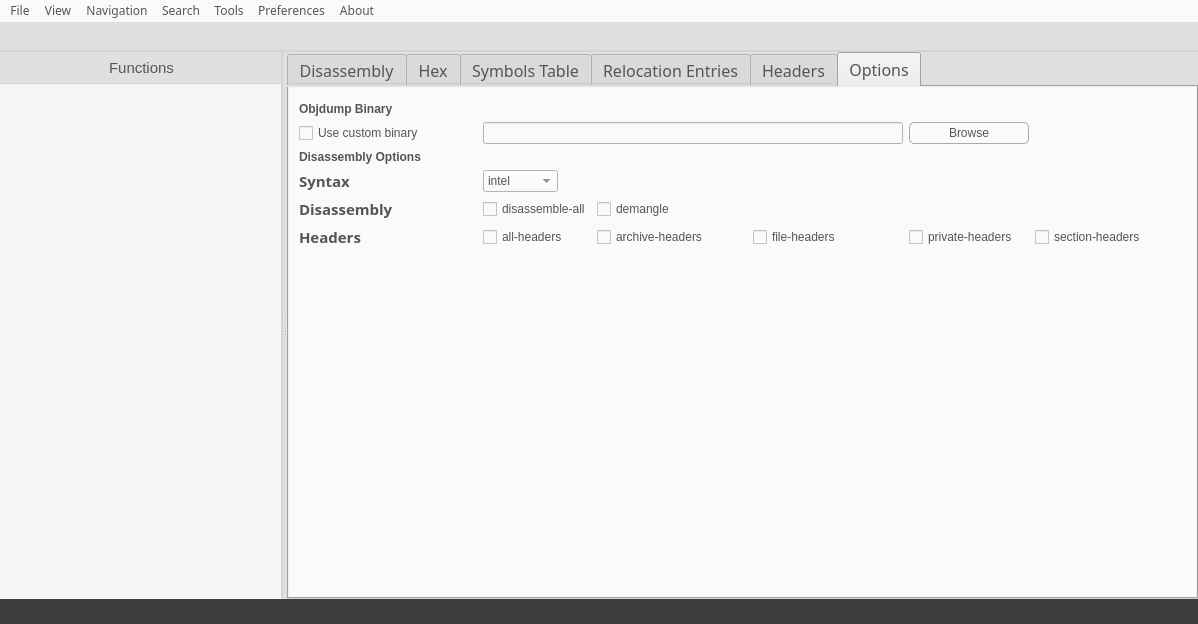
First picture: the form in src/mainwindow.ui, repository jubal-R/ObjGui, before the edit.
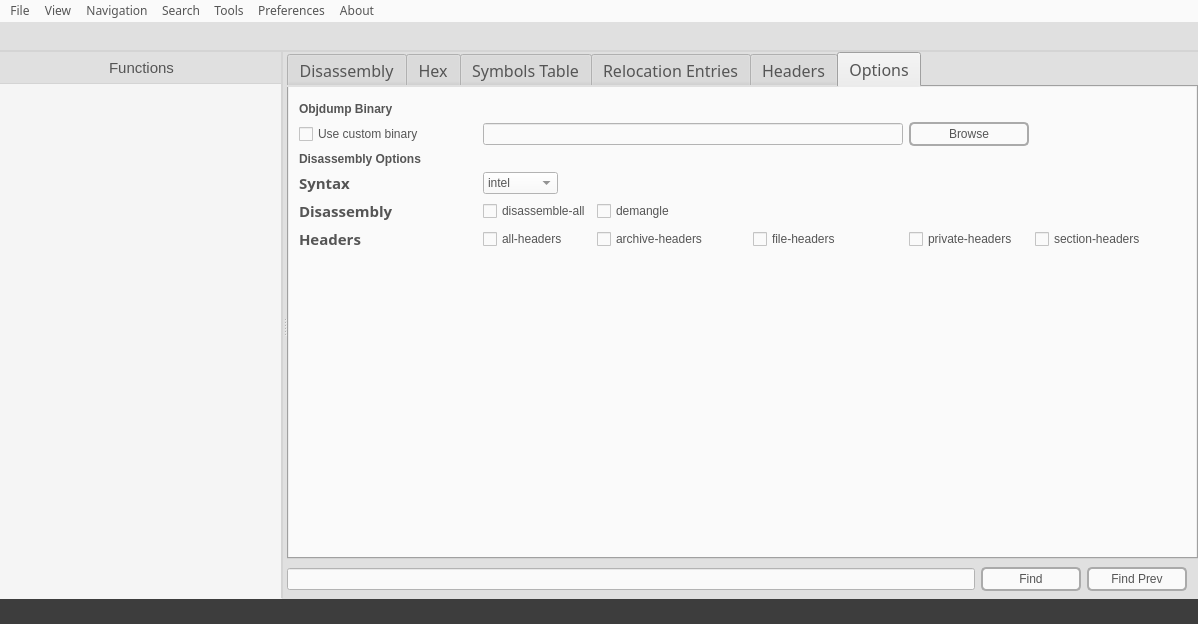
Second picture: the form after the edit. The open tabs and pages were chosen to show the change. Icons and pictures are not drawn.

Commit message: added searchbar and implemented find/find prev

```diff
--- a/src/mainwindow.ui
+++ b/src/mainwindow.ui
@@ -131,7 +131,7 @@
       <property name="styleSheet">
        <string notr="true">background-color: #E0E0E0;</string>
       </property>
-      <layout class="QHBoxLayout" name="horizontalLayout">
+      <layout class="QVBoxLayout" name="verticalLayout_9">
        <property name="leftMargin">
         <number>0</number>
        </property>
@@ -259,6 +259,24 @@
            </item>
           </layout>
          </widget>
+         <widget class="QWidget" name="viewWidget" native="true">
+          <layout class="QVBoxLayout" name="verticalLayout_7">
+           <property name="spacing">
+            <number>0</number>
+           </property>
+           <property name="leftMargin">
+            <number>0</number>
+           </property>
+           <property name="topMargin">
+            <number>0</number>
+           </property>
+           <property name="rightMargin">
+            <number>0</number>
+           </property>
+           <property name="bottomMargin">
+            <number>0</number>
+           </property>
+           <item>
          <widget class="QTabWidget" name="tabWidget">
           <property name="sizePolicy">
            <sizepolicy hsizetype="Expanding" vsizetype="Expanding">
@@ -266,6 +284,12 @@
             <verstretch>0</verstretch>
            </sizepolicy>
           </property>
+             <property name="maximumSize">
+              <size>
+               <width>16777215</width>
+               <height>16777215</height>
+              </size>
+             </property>
           <property name="font">
            <font>
             <family>Noto Sans</family>
@@ -991,7 +1015,7 @@
               </property>
               <property name="styleSheet">
                <string notr="true">border-style: solid;
-border-width: 1px;
+border-width: 2px;
 border-radius: 5px;
 border-color: rgb(170, 170, 170);
 padding: 3px;</string>
@@ -1039,6 +1063,115 @@
            </layout>
           </widget>
          </widget>
+           </item>
+           <item>
+            <widget class="QWidget" name="searchBar" native="true">
+             <property name="minimumSize">
+              <size>
+               <width>0</width>
+               <height>40</height>
+              </size>
+             </property>
+             <property name="maximumSize">
+              <size>
+               <width>16777215</width>
+               <height>40</height>
+              </size>
+             </property>
+             <layout class="QHBoxLayout" name="horizontalLayout">
+              <property name="spacing">
+               <number>6</number>
+              </property>
+              <property name="leftMargin">
+               <number>0</number>
+              </property>
+              <property name="topMargin">
+               <number>0</number>
+              </property>
+              <property name="bottomMargin">
+               <number>0</number>
+              </property>
+              <item>
+               <widget class="QLineEdit" name="findLineEdit">
+                <property name="styleSheet">
+                 <string notr="true">background-color: rgb(250, 250, 250);
+color: rgb(85, 85, 85);</string>
+                </property>
+               </widget>
+              </item>
+              <item>
+               <widget class="QPushButton" name="findButton">
+                <property name="sizePolicy">
+                 <sizepolicy hsizetype="Fixed" vsizetype="Fixed">
+                  <horstretch>0</horstretch>
+                  <verstretch>0</verstretch>
+                 </sizepolicy>
+                </property>
+                <property name="minimumSize">
+                 <size>
+                  <width>100</width>
+                  <height>0</height>
+                 </size>
+                </property>
+                <property name="maximumSize">
+                 <size>
+                  <width>100</width>
+                  <height>16777215</height>
+                 </size>
+                </property>
+                <property name="styleSheet">
+                 <string notr="true">border-style: solid;
+border-width: 2px;
+border-radius: 5px;
+border-color: rgb(170, 170, 170);
+padding: 3px;
+background-color: rgb(250, 250, 250);
+color: rgb(85, 85, 85);</string>
+                </property>
+                <property name="text">
+                 <string>Find</string>
+                </property>
+               </widget>
+              </item>
+              <item>
+               <widget class="QPushButton" name="findPrevButton">
+                <property name="sizePolicy">
+                 <sizepolicy hsizetype="Fixed" vsizetype="Fixed">
+                  <horstretch>0</horstretch>
+                  <verstretch>0</verstretch>
+                 </sizepolicy>
+                </property>
+                <property name="minimumSize">
+                 <size>
+                  <width>100</width>
+                  <height>0</height>
+                 </size>
+                </property>
+                <property name="maximumSize">
+                 <size>
+                  <width>100</width>
+                  <height>16777215</height>
+                 </size>
+                </property>
+                <property name="styleSheet">
+                 <string notr="true">border-style: solid;
+border-width: 2px;
+border-radius: 5px;
+border-color: rgb(170, 170, 170);
+padding: 3px;
+background-color: rgb(250, 250, 250);
+color: rgb(85, 85, 85);</string>
+                </property>
+                <property name="text">
+                 <string>Find Prev</string>
+                </property>
+               </widget>
+              </item>
+             </layout>
+            </widget>
+           </item>
+          </layout>
+         </widget>
         </widget>
        </item>
       </layout>
```
Left out of the diff: 17 changed lines with no effect on the pictures. Lines whose indentation alone changed are shown as unchanged. The commit also changes 3 other files.
